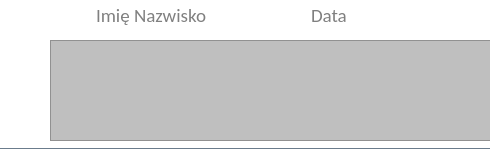
Old version of the form noteblock.ui in the repository RStravinsky/CarReservation.
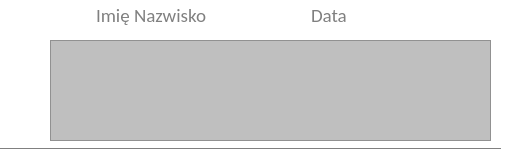
New version of the form. Icons and pictures are not drawn.

Patch:
```diff
--- a/noteblock.ui
+++ b/noteblock.ui
@@ -6,8 +6,8 @@
    <rect>
     <x>0</x>
     <y>0</y>
-    <width>490</width>
-    <height>155</height>
+    <width>510</width>
+    <height>160</height>
    </rect>
   </property>
   <property name="sizePolicy">
@@ -18,7 +18,7 @@
   </property>
   <property name="minimumSize">
    <size>
-    <width>490</width>
+    <width>510</width>
     <height>150</height>
    </size>
   </property>
@@ -56,7 +56,30 @@
       background: none;
 width: 0px;
 height: 0px;
-}</string>
+}
+
+QMessageBox QPushButton:hover {
+border-radius: 5px;
+background: rgb(255,140,0);
+}
+
+QMessageBox QPushButton{
+color: white;
+border-radius: 5px;
+background: qlineargradient(x1:0, y1:0, x2:0, y2:1,
+   stop: 0 rgba(255,140,0), stop: 0.7 rgb(255,105,0));
+min-height: 30px;
+min-width: 70px;
+}
+
+QMessageBox QPushButton:pressed {
+color: white;
+border-radius: 5px;
+background: rgb(255,105,0);
+}
+
+
+</string>
   </property>
   <widget class="QLabel" name="lblPersonImage">
    <property name="geometry">
@@ -211,7 +234,7 @@
     <rect>
      <x>0</x>
      <y>148</y>
-     <width>491</width>
+     <width>501</width>
      <height>1</height>
     </rect>
    </property>
@@ -230,7 +253,7 @@
     </font>
    </property>
    <property name="styleSheet">
-    <string notr="true">background-color: rgb(107, 124, 140);</string>
+    <string notr="true">background-color: gray;</string>
    </property>
    <property name="frameShape">
     <enum>QFrame::NoFrame</enum>
```
Left out of the diff: 4 changed lines with no effect on the pictures.
